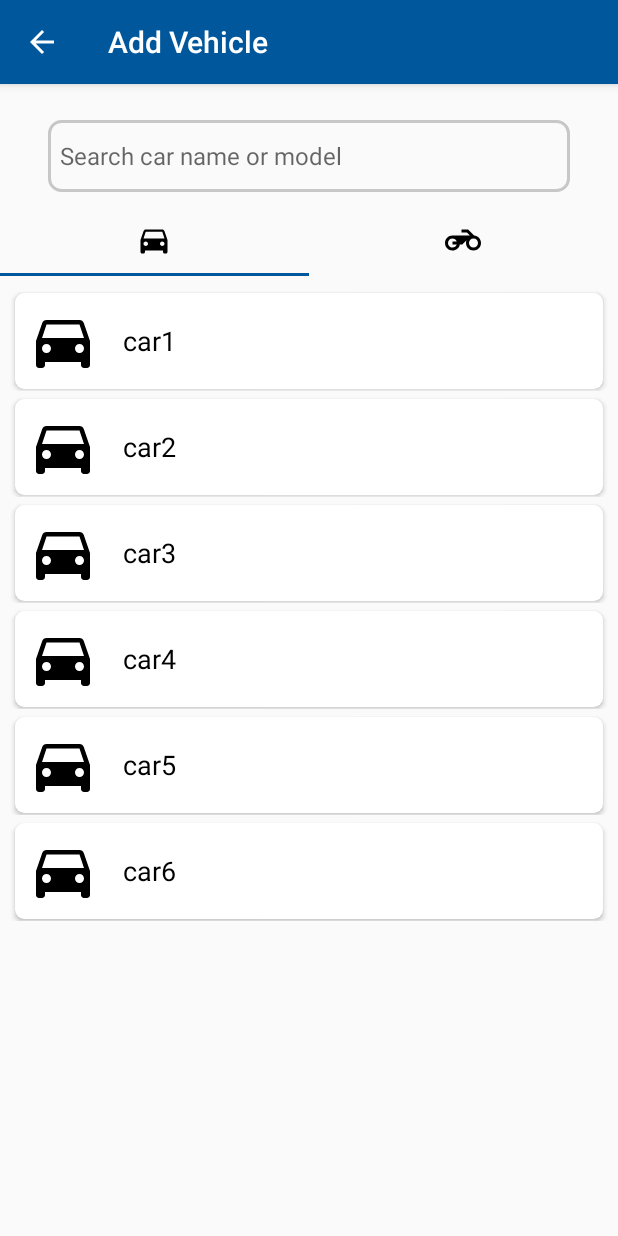
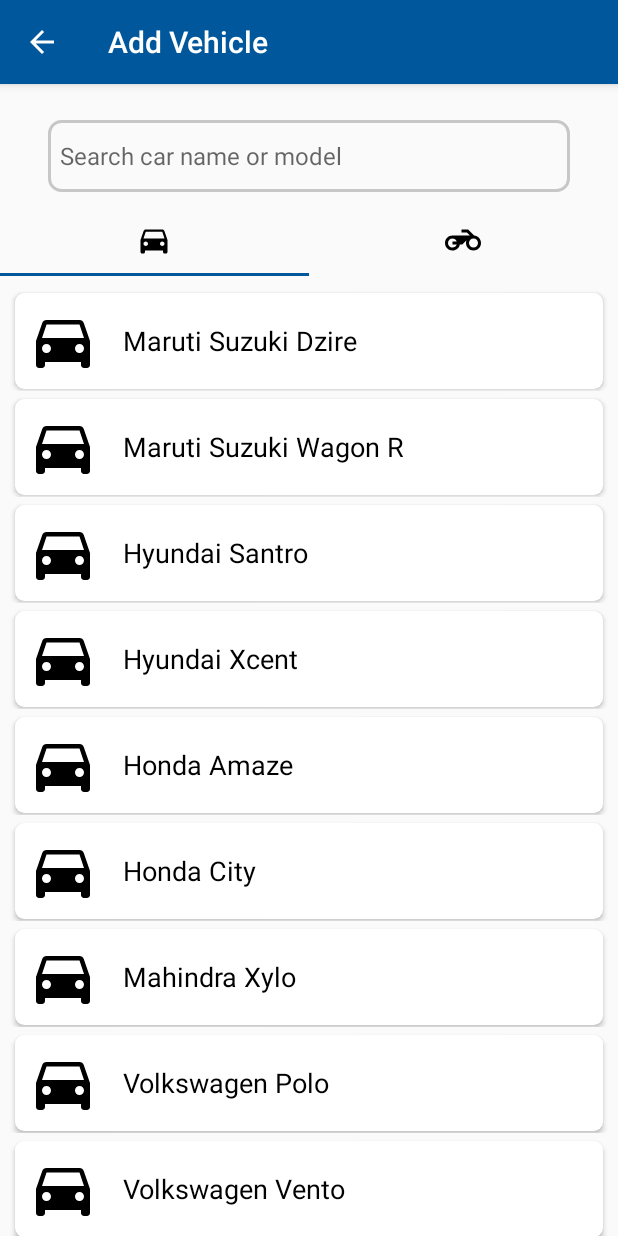
Before and after one commit to prashantbhandari1999/Vehicle-Assistance, an Android app: the CarFragment screen opened directly, with no data from a screen before it, on a phone screen of 412 x 824 dp. Run offline under Robolectric (Android 15) with nearby library versions, the phone set to English and light mode, and no system bars.

```diff
--- a/app/src/main/java/com/example/vehicleassistance/CarFragment.java
+++ b/app/src/main/java/com/example/vehicleassistance/CarFragment.java
@@ -14,6 +14,9 @@ import androidx.recyclerview.widget.LinearLayoutManager;
 import androidx.recyclerview.widget.RecyclerView;
 
 import java.util.ArrayList;
+import java.util.Collection;
+import java.util.Collections;
+import java.util.Comparator;
 import java.util.List;
 
 public class CarFragment extends Fragment {
@@ -39,12 +42,22 @@ public class CarFragment extends Fragment {
     @Override
     public View onCreateView(@NonNull LayoutInflater inflater, @Nullable ViewGroup container, @Nullable Bundle savedInstanceState) {
         carList = new ArrayList<>();
-        carList.add(new Cars("car1", R.drawable.ic_car_icon));
-        carList.add(new Cars("car2", R.drawable.ic_car_icon));
-        carList.add(new Cars("car3", R.drawable.ic_car_icon));
-        carList.add(new Cars("car4", R.drawable.ic_car_icon));
-        carList.add(new Cars("car5", R.drawable.ic_car_icon));
-        carList.add(new Cars("car6", R.drawable.ic_car_icon));
+        carList.add(new Cars("Maruti Suzuki Dzire", R.drawable.ic_car_icon));
+        carList.add(new Cars("Maruti Suzuki Wagon R", R.drawable.ic_car_icon));
+        carList.add(new Cars("Hyundai Santro", R.drawable.ic_car_icon));
+        carList.add(new Cars("Hyundai Xcent", R.drawable.ic_car_icon));
+        carList.add(new Cars("Honda Amaze", R.drawable.ic_car_icon));
+        carList.add(new Cars("Honda City", R.drawable.ic_car_icon));
+        carList.add(new Cars("Mahindra Xylo", R.drawable.ic_car_icon));
+        carList.add(new Cars("Volkswagen Polo", R.drawable.ic_car_icon));
+        carList.add(new Cars("Volkswagen Vento", R.drawable.ic_car_icon));
+        carList.add(new Cars("Ford Figo", R.drawable.ic_car_icon));
+        carList.add(new Cars("Tata Tiago", R.drawable.ic_car_icon));
+        carList.add(new Cars("Tata Nano", R.drawable.ic_car_icon));
+        carList.add(new Cars("Renault Duster", R.drawable.ic_car_icon));
+        carList.add(new Cars("Toyota Corolla Altis", R.drawable.ic_car_icon));
+        carList.add(new Cars("Toyota Fortuner", R.drawable.ic_car_icon));
+
 
 
         ((AddVehicleActivity) getActivity()).setCarList(carList);
--- a/app/src/main/java/com/example/vehicleassistance/MotorcycleFragment.java
+++ b/app/src/main/java/com/example/vehicleassistance/MotorcycleFragment.java
@@ -33,18 +33,25 @@ public class MotorcycleFragment extends Fragment {
     @Override
     public View onCreateView(@NonNull LayoutInflater inflater, @Nullable ViewGroup container, @Nullable Bundle savedInstanceState) {
         motorcycleList=new ArrayList<>();
-        motorcycleList.add(new Motorcycles("scooter1",R.drawable.ic_car_icon));
-        motorcycleList.add(new Motorcycles("scooter2",R.drawable.ic_car_icon));
-        motorcycleList.add(new Motorcycles("scooter3",R.drawable.ic_car_icon));
-        motorcycleList.add(new Motorcycles("scooter4",R.drawable.ic_car_icon));
-        motorcycleList.add(new Motorcycles("scooter5",R.drawable.ic_car_icon));
-        motorcycleList.add(new Motorcycles("scooter6",R.drawable.ic_car_icon));
-        motorcycleList.add(new Motorcycles("scooter7",R.drawable.ic_car_icon));
-        motorcycleList.add(new Motorcycles("scooter8",R.drawable.ic_car_icon));
-        motorcycleList.add(new Motorcycles("scooter9",R.drawable.ic_car_icon));
-        motorcycleList.add(new Motorcycles("scooter10",R.drawable.ic_car_icon));
-        motorcycleList.add(new Motorcycles("scooter11",R.drawable.ic_car_icon));
-        motorcycleList.add(new Motorcycles("scooter12",R.drawable.ic_car_icon));
+        motorcycleList.add(new Motorcycles("Hero Splendor",R.drawable.ic_car_icon));
+        motorcycleList.add(new Motorcycles("Hero Passion",R.drawable.ic_car_icon));
+        motorcycleList.add(new Motorcycles("Hero Maestro",R.drawable.ic_car_icon));
+        motorcycleList.add(new Motorcycles("Hero Pleasure",R.drawable.ic_car_icon));
+        motorcycleList.add(new Motorcycles("Honda Shine",R.drawable.ic_car_icon));
+        motorcycleList.add(new Motorcycles("Honda Hornet",R.drawable.ic_car_icon));
+        motorcycleList.add(new Motorcycles("Honda Activa",R.drawable.ic_car_icon));
+        motorcycleList.add(new Motorcycles("Honda Dio",R.drawable.ic_car_icon));
+        motorcycleList.add(new Motorcycles("Bajaj Pulsar",R.drawable.ic_car_icon));
+        motorcycleList.add(new Motorcycles("Bajaj Avenger",R.drawable.ic_car_icon));
+        motorcycleList.add(new Motorcycles("TVS Apache",R.drawable.ic_car_icon));
+        motorcycleList.add(new Motorcycles("TVS Wego",R.drawable.ic_car_icon));
+        motorcycleList.add(new Motorcycles("TVS Jupiter",R.drawable.ic_car_icon));
+        motorcycleList.add(new Motorcycles("Suzuki Access",R.drawable.ic_car_icon));
+        motorcycleList.add(new Motorcycles("Royal Enfield Bullet",R.drawable.ic_car_icon));
+        motorcycleList.add(new Motorcycles("Yamaha FZ",R.drawable.ic_car_icon));
+        motorcycleList.add(new Motorcycles("Yamaha Fascino",R.drawable.ic_car_icon));
+
+
 
         ((AddVehicleActivity) getActivity()).setMotorcycleList(motorcycleList);
 
```
Also changed, not shown: app/src/main/java/com/example/vehicleassistance/AddShopActivity.java (+67 -8 lines), app/src/main/res/layout/activity_add_shop.xml (+39 -46 lines).
